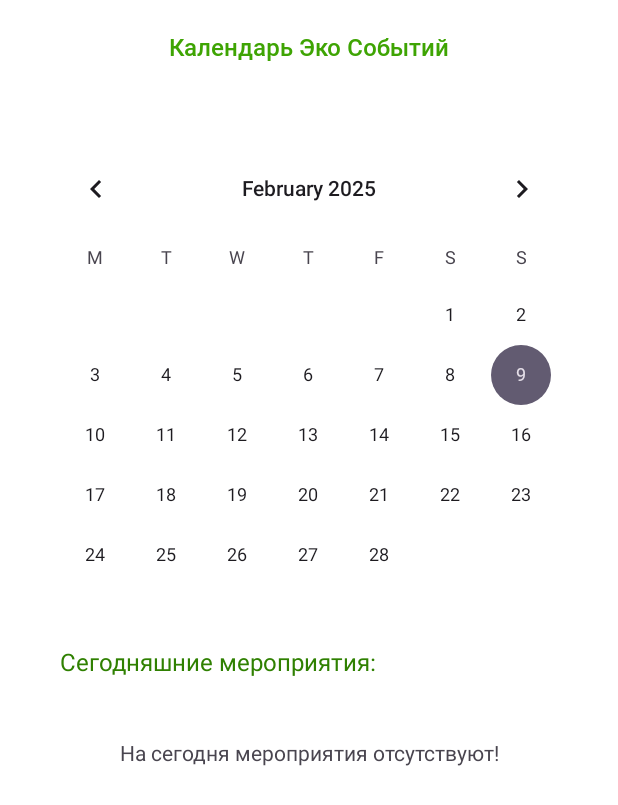
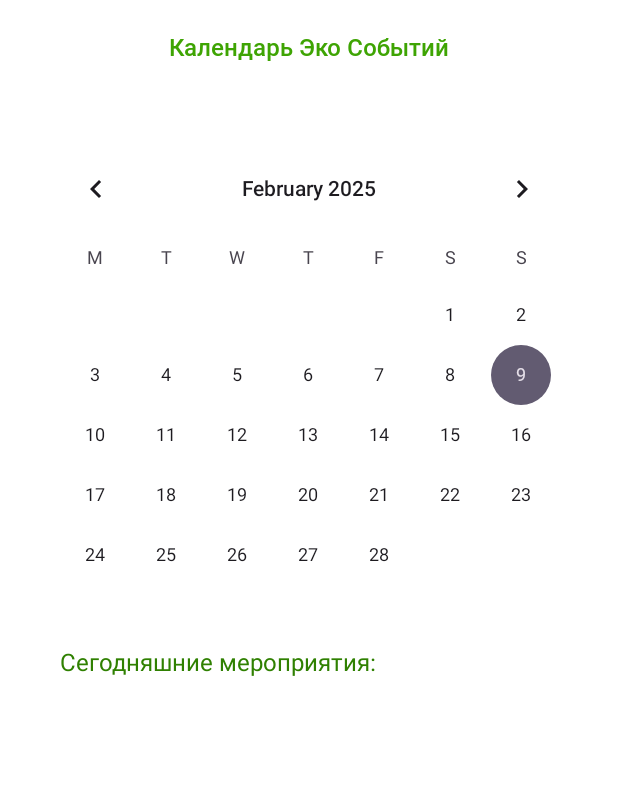
Before and after one commit to mirusmeta/ecoug-beta, an Android app: the layout fragment_calendar.xml on its own in the app's theme, with its tools: preview values and no code run, on a phone screen of 412 x 824 dp. Shown: the top 805 px of the screen. Run offline under Robolectric (Android 15) with nearby library versions, the phone set to English and light mode, and no system bars.

Commit message:
added starting of developing fragment events

```diff
--- a/app/src/main/res/layout/fragment_calendar.xml
+++ b/app/src/main/res/layout/fragment_calendar.xml
@@ -47,6 +47,8 @@
             app:layout_constraintStart_toStartOf="parent"
             app:layout_constraintTop_toBottomOf="@id/calendarView" />
         <TextView
+            android:visibility="invisible"
+            android:id="@+id/no_events"
             app:layout_constraintTop_toBottomOf="@id/text_of_today_ex"
             android:layout_marginTop="40dp"
             android:layout_width="match_parent"
@@ -55,6 +57,16 @@
             app:layout_constraintEnd_toEndOf="parent"
             android:text="На сегодня мероприятия отсутствуют!"
             android:layout_height="wrap_content"/>
+
+        <androidx.recyclerview.widget.RecyclerView
+            android:layout_marginTop="20dp"
+            app:layout_constraintStart_toStartOf="parent"
+            app:layout_constraintEnd_toEndOf="parent"
+            android:layout_marginStart="40dp"
+            android:layout_marginEnd="40dp"
+            android:layout_width="match_parent"
+            android:layout_height="wrap_content"
+            app:layout_constraintTop_toBottomOf="@+id/text_of_today_ex" />
     </androidx.constraintlayout.widget.ConstraintLayout>
 
 
```
Also changed, not shown: app/src/main/java/com/mirus/ekoug/CalendarFragment.kt (+6 -6 lines).
